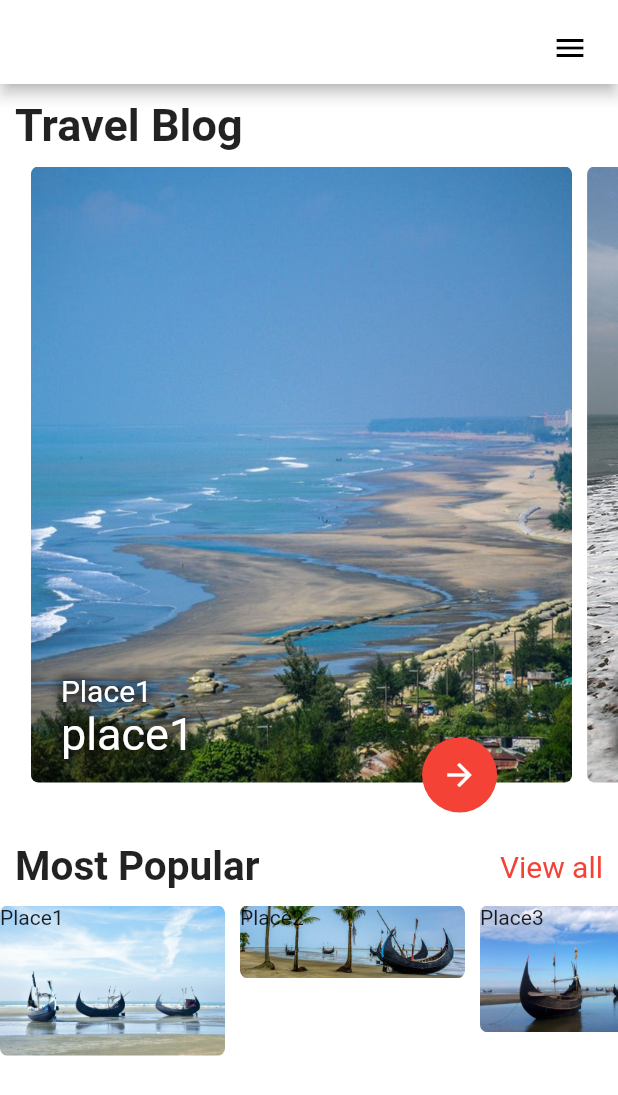
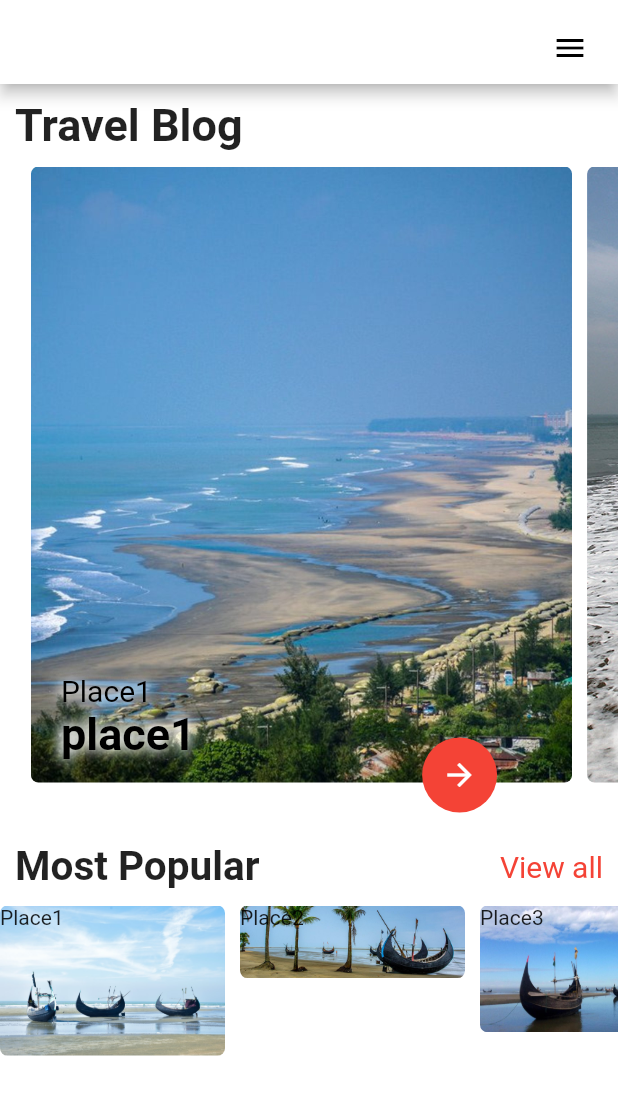
Before and after one commit to sajibAdhi/travel-ui-app-batch21, a Flutter app: the screen it shows after launch, on a phone screen of 412 x 824 dp. Shown: the top 1095 px of the screen. Run offline on Flutter 3.47's test engine with Material 2 defaults, Android fonts, the phone set to English and light mode, and no system bars.

Commit message:
travel header fixed

```diff
--- /dev/null
+++ b/lib/widgets/text_shadow_widget.dart
@@ -0,0 +1,42 @@
+import 'package:flutter/material.dart';
+
+class TextShadowWidget extends StatelessWidget {
+  final String text;
+  final double fontSize;
+  final Color color;
+  final Color shadowColor;
+  final FontWeight? fontWeight;
+
+  const TextShadowWidget(
+      {Key? key,
+      required this.color,
+      required this.text,
+      required this.fontSize,
+      required this.shadowColor,
+      this.fontWeight})
+      : super(key: key);
+
+  @override
+  Widget build(BuildContext context) {
+    return Text(
+      text,
+      style: TextStyle(
+        fontSize: fontSize,
+        fontWeight: fontWeight ?? FontWeight.normal,
+        color: color,
+        shadows: [
+          Shadow(
+            color: shadowColor,
+            blurRadius: 10,
+            offset: Offset.fromDirection(10),
+          ),
+          Shadow(
+            color: Colors.white,
+            blurRadius: 10,
+            offset: Offset.fromDirection(-10),
+          ),
+        ],
+      ),
+    );
+  }
+}
--- a/lib/widgets/travel_header.dart
+++ b/lib/widgets/travel_header.dart
@@ -1,5 +1,6 @@
 import 'package:flutter/material.dart';
 import '/models/travel.dart';
+import 'text_shadow_widget.dart';
 
 class TravelHeader extends StatelessWidget {
   final _list = Travel.getTravelHeader();
@@ -36,43 +37,18 @@ class TravelHeader extends StatelessWidget {
               child: Column(
                 crossAxisAlignment: CrossAxisAlignment.start,
                 children: [
-                  Text(
-                    travel.name,
-                    style: TextStyle(
-                      fontSize: 20,
-                      color: Colors.white,
-                      shadows: [
-                        Shadow(
-                          color: Colors.black,
-                          blurRadius: 10,
-                          offset: Offset.fromDirection(10),
-                        ),
-                        Shadow(
-                          color: Colors.black,
-                          blurRadius: 10,
-                          offset: Offset.fromDirection(-10),
-                        ),
-                      ],
-                    ),
+                  TextShadowWidget(
+                    color: Colors.black,
+                    text: travel.name,
+                    fontSize: 20,
+                    shadowColor: Colors.white,
                   ),
-                  Text(
-                    travel.location,
-                    style: TextStyle(
-                      fontSize: 30,
-                      color: Colors.white,
-                      shadows: [
-                        Shadow(
-                          color: Colors.black,
-                          blurRadius: 10,
-                          offset: Offset.fromDirection(10),
-                        ),
-                        Shadow(
-                          color: Colors.black,
-                          blurRadius: 10,
-                          offset: Offset.fromDirection(-10),
-                        ),
-                      ],
-                    ),
+                  TextShadowWidget(
+                    color: Colors.black,
+                    text: travel.location,
+                    fontSize: 30,
+                    shadowColor: Colors.white,
+                    fontWeight: FontWeight.bold,
                   ),
                 ],
               ),
```
